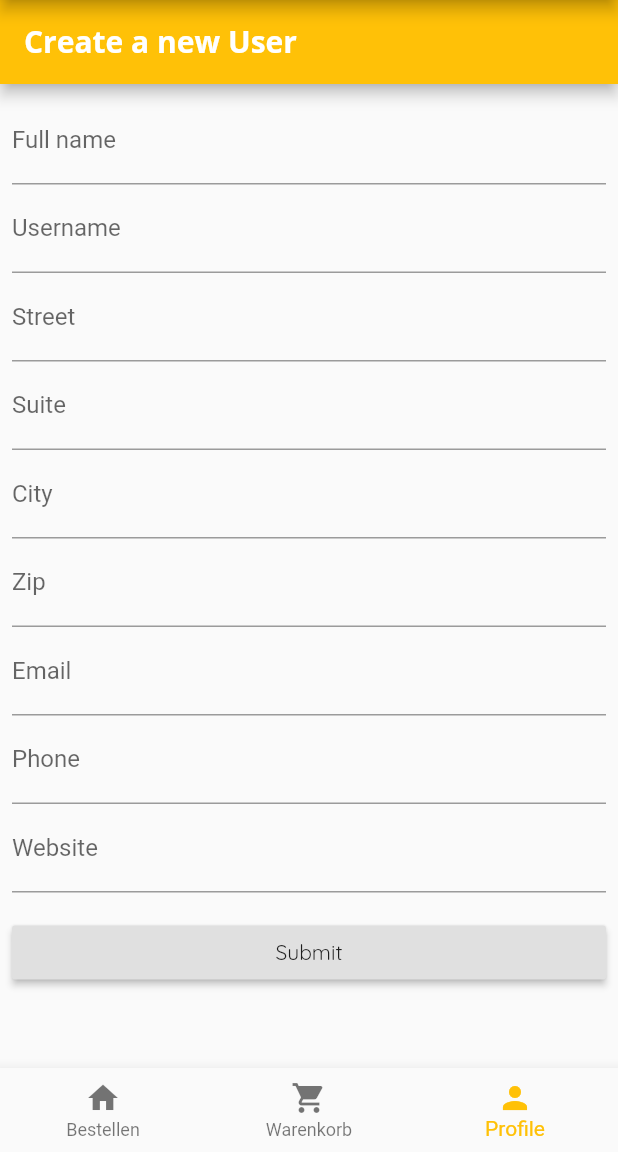
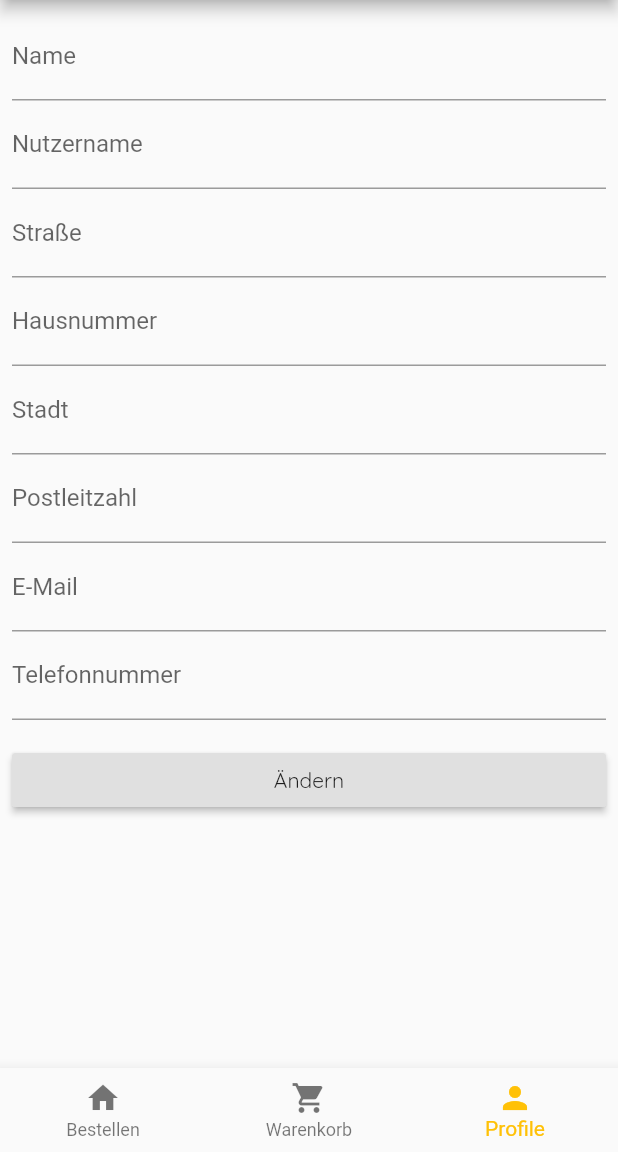
Before and after one commit to boebelix/Pizza-Shop, a Flutter app: the screen it shows after launch, item 3 of the bottom bar chosen, on a phone screen of 412 x 824 dp, the part 84-1236 px from its top. Run offline on Flutter 3.47's test engine with Material 2 defaults, Android fonts, the phone set to English and light mode, and no system bars; network calls fail.

```diff
--- a/apps/mobileApp/lib/screens/create_user_screen.dart
+++ b/apps/mobileApp/lib/screens/create_user_screen.dart
@@ -9,65 +9,62 @@ class CreateUserScreen extends StatelessWidget {
   final TextEditingController name = TextEditingController();
   final TextEditingController username = TextEditingController();
   final TextEditingController street = TextEditingController();
-  final TextEditingController suite = TextEditingController();
+  final TextEditingController number = TextEditingController();
   final TextEditingController city = TextEditingController();
   final TextEditingController zip = TextEditingController();
   final TextEditingController email = TextEditingController();
   final TextEditingController phone = TextEditingController();
-  final TextEditingController website = TextEditingController();
+
 
   @override
   Widget build(BuildContext context) {
-    return Scaffold(
-      appBar: AppBar(
-        title: Text("Create a new User"),
-      ),
-      body: Form(
+    return Container(
+      child:  Form(
           key: _formKey,
           child: ListView(
             padding: const EdgeInsets.all(8),
             children: [
               TextFormField(
-              decoration: InputDecoration(labelText: "Full name"),
+                decoration: InputDecoration(labelText: "Name"),
                 controller: name,
                 validator: (value) =>
-                  value?.isEmpty ?? true ? "Enter a valid name" : null,
+                    value?.isEmpty ?? true ? "Bitte Name eingeben" : null,
               ),
               TextFormField(
-              decoration: InputDecoration(labelText: "Username"),
+                decoration: InputDecoration(labelText: "Nutzername"),
                 controller: username,
               ),
               TextFormField(
-              decoration: InputDecoration(labelText: "Street"),
+                decoration: InputDecoration(labelText: "Straße"),
                 controller: street,
               ),
               TextFormField(
-              decoration: InputDecoration(labelText: "Suite"),
-              controller: suite,
+                decoration: InputDecoration(labelText: "Hausnummer"),
+                controller: number,
+                keyboardType: TextInputType.number,
               ),
               TextFormField(
-              decoration: InputDecoration(labelText: "City"),
+                decoration: InputDecoration(labelText: "Stadt"),
                 controller: city,
               ),
               TextFormField(
-              decoration: InputDecoration(labelText: "Zip"),
+                decoration: InputDecoration(labelText: "Postleitzahl"),
                 controller: zip,
+                keyboardType: TextInputType.number,
               ),
               TextFormField(
-              decoration: InputDecoration(labelText: "Email"),
+                decoration: InputDecoration(labelText: "E-Mail"),
                 controller: email,
               ),
               TextFormField(
-              decoration: InputDecoration(labelText: "Phone"),
+                decoration: InputDecoration(labelText: "Telefonnummer"),
                 controller: phone,
+                keyboardType: TextInputType.number,
               ),
-            TextFormField(
-              decoration: InputDecoration(labelText: "Website"),
-              controller: website,
-            ),
+
               SizedBox(height: 16),
               RaisedButton(
-              child: Text("Submit"),
+                child: Text("Ändern"),
                 onPressed: () {
                   if (_formKey.currentState.validate()) {
                     context.read<Users>().createUser(
@@ -77,12 +74,11 @@ class CreateUserScreen extends StatelessWidget {
                             address: Address(
                               city: city.text,
                               street: street.text,
-                            suite: suite.text,
+                              suite: number.text,
                               zipcode: zip.text,
                             ),
                             email: email.text,
                             phone: phone.text,
-                          website: website.text,
                           ),
                         );
                     Navigator.pop(context);
```
Also changed, not shown: apps/mobileApp/lib/screens/meal_list_screen.dart (added, +32 -0 lines), apps/mobileApp/lib/widgets/meal_item.dart (added, +91 -0 lines), apps/mobileApp/assets/images/waiting.png (added). Lines whose indentation alone changed are shown as unchanged.
